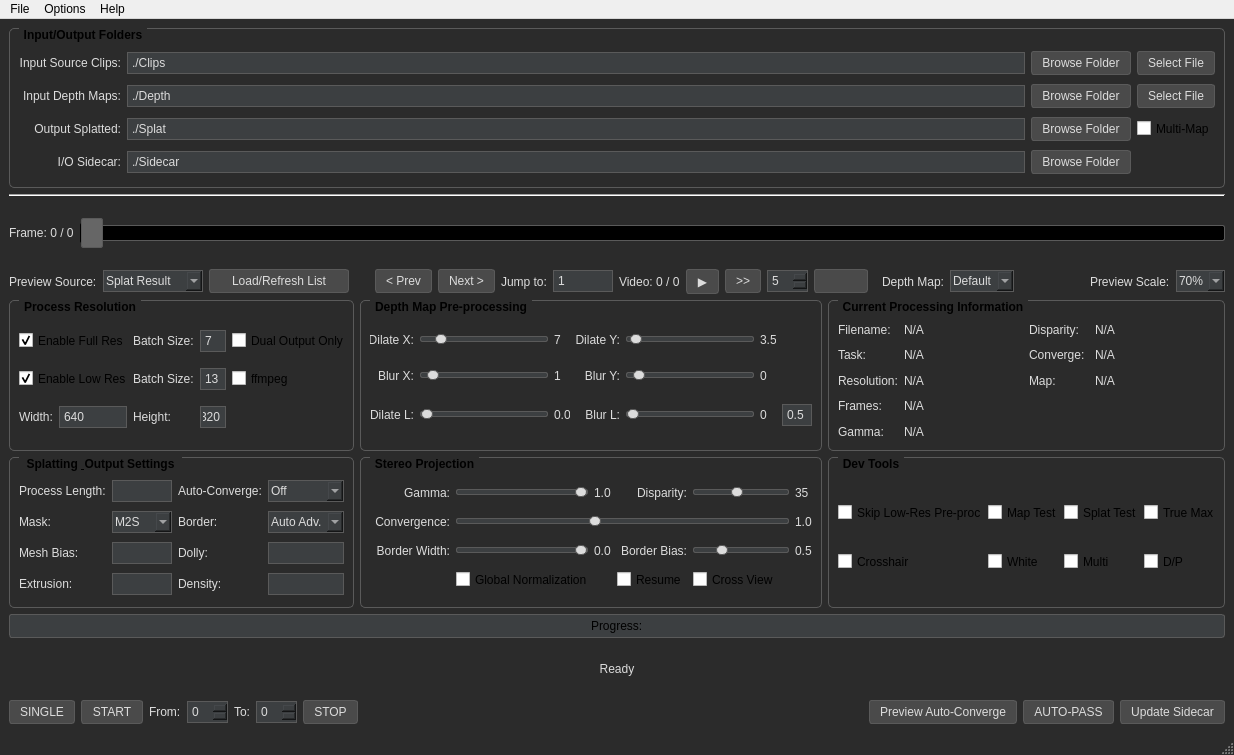
First picture: the form in core/ui/splatting.ui, repository Billynom8/StereoCrafter, before the edit.
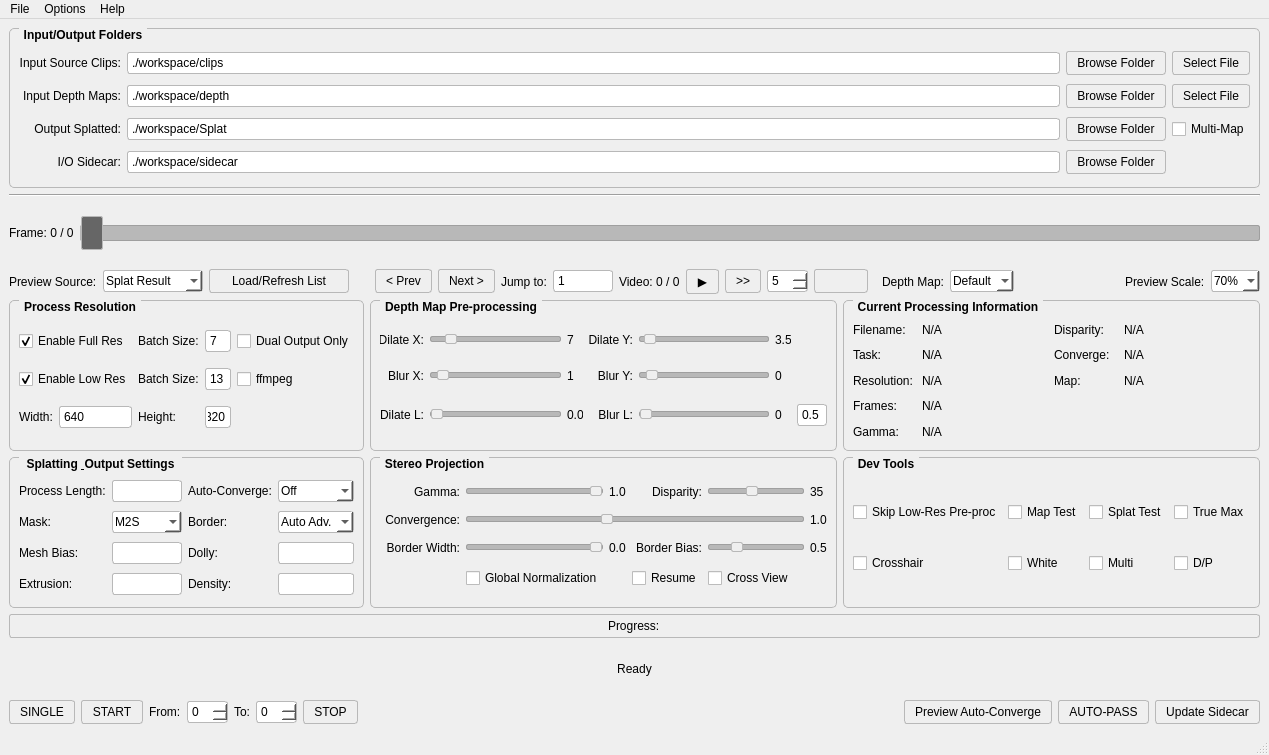
Second picture: the form after the edit. Icons and pictures are not drawn.

What changed in the file:
```diff
--- a/core/ui/splatting.ui
+++ b/core/ui/splatting.ui
@@ -14,21 +14,93 @@
    <string>Stereocrafter Splatting (Batch) 26-03-29.0</string>
   </property>
   <property name="styleSheet">
-   <string notr="true">QMainWindow { background-color: #2b2b2b; color: #dcdcdc; }
-QWidget { font-family: 'Segoe UI', sans-serif; font-size: 9pt; }
-QGroupBox { font-weight: bold; border: 1px solid #5a5a5a; border-radius: 5px; margin-top: 1ex; padding-top: 10px; }
-QGroupBox::title { subcontrol-origin: margin; left: 10px; padding: 0 3px 0 3px; }
-QLabel { color: #dcdcdc; }
-QLineEdit, QComboBox, QSpinBox, QDoubleSpinBox { background-color: #3c3f41; border: 1px solid #5a5a5a; color: #dcdcdc; padding: 2px; }
-QPushButton { background-color: #4a4a4a; border: 1px solid #5a5a5a; color: #dcdcdc; padding: 4px 10px; border-radius: 3px; }
-QPushButton:hover { background-color: #5a5a5a; }
-QPushButton:pressed { background-color: #3a3a3a; }
-QProgressBar { border: 1px solid #5a5a5a; border-radius: 3px; text-align: center; background-color: #3c3f41; }
-QProgressBar::chunk { background-color: #3daee9; width: 1px; }
-QSlider::groove:horizontal { border: 1px solid #5a5a5a; height: 4px; background: #3c3f41; margin: 2px 0; border-radius: 2px; }
-QSlider::handle:horizontal { background: #dcdcdc; border: 1px solid #5a5a5a; width: 10px; margin: -3px 0; border-radius: 5px; }
-QCheckBox, QRadioButton { spacing: 5px; }
- </string>
+   
+   <string notr="true">
+/* Only set font, let colors be native */
+QWidget { 
+    font-family: 'Segoe UI', sans-serif; 
+    font-size: 9pt; 
+}
+
+/* Make Group Boxes look clean without hard-coding background colors */
+QGroupBox { 
+    font-weight: bold; 
+    border: 1px solid palette(mid); /* Uses system border color */
+    border-radius: 5px; 
+    margin-top: 1ex; 
+    padding-top: 10px; 
+    background-color: transparent; /* Let system decide bg */
+}
+QGroupBox::title { 
+    subcontrol-origin: margin; 
+    left: 10px; 
+    padding: 0 3px 0 3px; 
+}
+
+/* CUSTOM SLIDER STYLING (This fixes the ugly orange dot) */
+QSlider::groove:horizontal { 
+    border: 1px solid palette(dark); 
+    height: 4px; 
+    background: palette(mid);
+    margin: 2px 0; 
+    border-radius: 2px; 
+}
+QSlider::handle:horizontal { 
+    background: palette(button);
+    border: 1px solid palette(mid); 
+    width: 10px; 
+    height: 10px;
+    margin: -3px 0; 
+    border-radius: 2px; 
+}
+QSlider::handle:horizontal:hover {
+    background: palette(highlight);
+}
+
+/* Keep inputs readable */
+QLineEdit, QComboBox, QSpinBox, QDoubleSpinBox { 
+    background-color: palette(base); 
+    border: 1px solid palette(mid); 
+    color: palette(text); 
+    padding: 2px; 
+    border-radius: 3px;
+}
+
+/* Keep buttons looking like buttons */
+QPushButton { 
+    background-color: palette(button); 
+    border: 1px solid palette(mid); 
+    color: palette(button-text); 
+    padding: 4px 10px; 
+    border-radius: 3px; 
+}
+QPushButton:hover { 
+    background-color: palette(light); 
+}
+QPushButton:pressed { 
+    background-color: palette(dark); 
+}
+QPushButton:checked {
+    background-color: palette(highlight);
+    color: palette(highlighted-text);
+    border: 1px solid palette(highlight);
+    font-weight: bold;
+}
+QPushButton:checked:hover {
+    background-color: palette(light);
+}
+/* Progress bar */
+QProgressBar { 
+    border: 1px solid palette(mid); 
+    border-radius: 3px; 
+    text-align: center; 
+    background-color: palette(window); 
+}
+QProgressBar::chunk { 
+    background-color: palette(highlight); 
+    width: 1px; 
+}
+   </string>
   </property>
   <widget class="QWidget" name="centralwidget">
    <layout class="QGridLayout" name="gridLayout">
@@ -73,7 +145,7 @@
          <item row="0" column="1">
           <widget class="QLineEdit" name="lineEdit_input_source">
            <property name="text">
-            <string>./Clips</string>
+            <string>./workspace/clips</string>
            </property>
           </widget>
          </item>
@@ -94,7 +166,7 @@
          <item row="2" column="1">
           <widget class="QLineEdit" name="lineEdit_output_splatted">
            <property name="text">
-            <string>./Splat</string>
+            <string>./workspace/Splat</string>
            </property>
           </widget>
          </item>
@@ -135,7 +207,7 @@
          <item row="1" column="1">
           <widget class="QLineEdit" name="lineEdit_input_depth">
            <property name="text">
-            <string>./Depth</string>
+            <string>./workspace/depth</string>
            </property>
           </widget>
          </item>
@@ -149,7 +221,7 @@
          <item row="3" column="1">
           <widget class="QLineEdit" name="lineEdit_inout_sidecar">
            <property name="text">
-            <string>./Sidecar</string>
+            <string>./workspace/sidecar</string>
            </property>
           </widget>
          </item>
@@ -193,23 +265,30 @@
          </size>
         </property>
         <property name="styleSheet">
-         <string notr="true">QSlider::groove:horizontal {
+         <string notr="true">
+	QSlider::groove:horizontal {
         height: 14px;
-        background: black;
+        background: palette(mid);
+		border: 1px solid palette(dark);
         border-radius: 2px;
+		margin: 0px; 
     }
     
     QSlider::sub-page:horizontal {
-        background: black;
+        height: 14px;
+        background: palette(mid);
+		border: 1px solid palette(mid);
         border-radius: 2px;
+		margin: 0px; 
     }
     
     QSlider::handle:horizontal {
         background: #666666;
         width: 20px;
-        height: 0px;
-        margin: -8px 0;
+        height: 30px;
+        margin: -10px 0;
         border-radius: 2px;
+		border: 1px solid palette(mid);
     }
     
     QSlider::handle:horizontal:hover {
```
Left out of the diff: 8 changed lines with no effect on the pictures.
